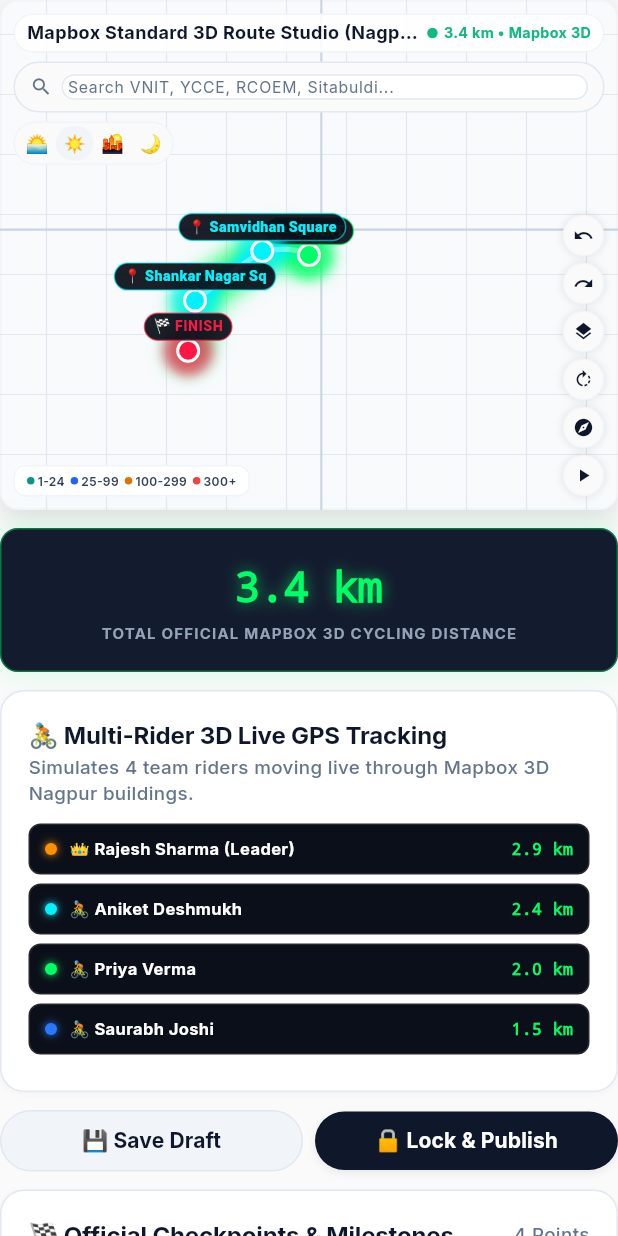
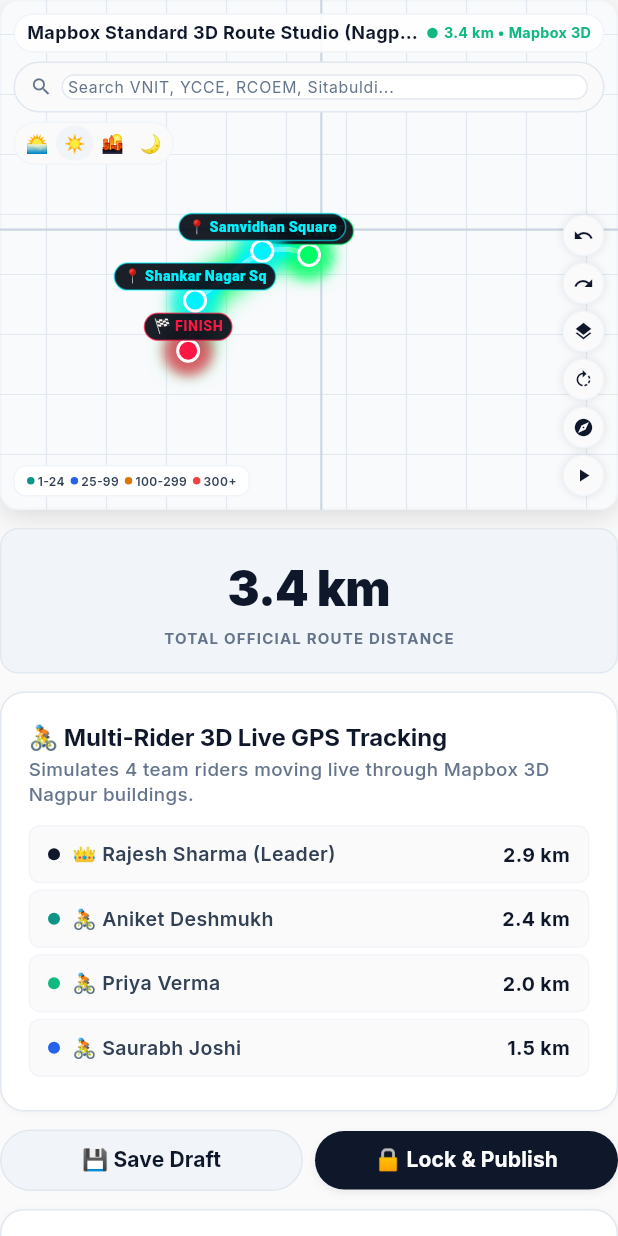
Before and after one commit to sohampawar1866/zeromile-go, a Flutter app: the MapboxRouteStudioCard widget shown alone on an empty page, opened directly with empty values, on a phone screen of 412 x 824 dp. Run offline on Flutter 3.47's test engine with Material 3 defaults, Android fonts, the phone set to English and light mode, and no system bars; our stand-ins replace google_fonts, supabase_flutter; missing offline and left inert: onesignal_flutter; accounts and stored records are empty; network calls fail.

Commit message:
fix(theme): remove dark backgrounds and apply standard light theme colors in route studio

```diff
--- a/frontend/lib/ui/features/admin_console/tabs/mapbox_route_studio_card.dart
+++ b/frontend/lib/ui/features/admin_console/tabs/mapbox_route_studio_card.dart
@@ -8,13 +8,14 @@
 import '../../../../models/route_checkpoint.dart';
 import '../../../../services/mapbox_service.dart';
 import '../../../core/widgets/density_cluster_map_view.dart';
+
 import '../../../core/components/shad_button.dart';
 import '../../../core/components/shad_card.dart';
 
 class MapboxRouteStudioCard extends StatefulWidget {
   final EventDomain? activeDomain;
   final List<RouteCheckpoint> existingCheckpoints;
-  final Function(List<MapPoint> waypoints, double distanceKm)? onRouteSaved;
+  final void Function(List<MapPoint> waypoints, double distanceKm)? onRouteSaved;
 
   const MapboxRouteStudioCard({
     super.key,
@@ -49,25 +50,20 @@
       setState(() {
         _currentWaypoints.removeAt(index);
       });
+      ScaffoldMessenger.of(context).showSnackBar(
+        const SnackBar(
+          content: Text('Waypoint removed from route draft.'),
+          backgroundColor: AppColors.mute,
+        ),
+      );
     }
   }
 
   void _saveDraft() {
-    if (_currentWaypoints.length < 2) {
-      ScaffoldMessenger.of(context).showSnackBar(
-        const SnackBar(
-          content: Text('Please configure at least Start and End points before saving.'),
-          backgroundColor: AppColors.warning,
-        ),
-      );
-      return;
-    }
-
-    widget.onRouteSaved?.call(_currentWaypoints, _calculatedDistanceKm);
     ScaffoldMessenger.of(context).showSnackBar(
       SnackBar(
         content: Text(
-          '💾 Route Draft Saved: ${_calculatedDistanceKm.toStringAsFixed(1)} km with ${_currentWaypoints.length} checkpoints.',
+          '💾 Draft Route saved with ${_currentWaypoints.length} waypoints (${_calculatedDistanceKm.toStringAsFixed(1)} km).',
         ),
         backgroundColor: AppColors.ink,
       ),
@@ -92,7 +88,6 @@
           '🔒 Official Mapbox 3D Route Published (${_calculatedDistanceKm.toStringAsFixed(1)} km)! Broadcasted to all group leaders.',
         ),
         backgroundColor: AppColors.success,
-
       ),
     );
   }
@@ -112,40 +107,33 @@
         ),
         const SizedBox(height: AppSpacing.md),
 
-        // Glowing Radium Route Distance Telemetry Tile (JetBrains Mono style)
+        // Route Distance Metric Card (Theme Clean Light Style)
         Container(
           width: double.infinity,
-          padding: const EdgeInsets.symmetric(vertical: 18, horizontal: 16),
+          padding: const EdgeInsets.symmetric(vertical: 16, horizontal: 16),
           decoration: BoxDecoration(
-            color: const Color(0xFF131B2E),
+            color: AppColors.softCloud,
             borderRadius: BorderRadius.circular(AppRadius.md),
-            border: Border.all(color: const Color(0x6600FF66)),
-            boxShadow: const [
-              BoxShadow(color: Color(0x2200FF66), blurRadius: 16, spreadRadius: 1),
-            ],
+            border: Border.all(color: AppColors.hairline),
           ),
           child: Column(
             children: [
               Text(
                 '${_calculatedDistanceKm.toStringAsFixed(1)} km',
                 style: const TextStyle(
-                  fontSize: 28,
+                  fontSize: 32,
                   fontWeight: FontWeight.w900,
-                  fontFamily: 'Courier',
-                  color: Color(0xFF00FF66),
+                  color: AppColors.ink,
                   letterSpacing: -0.5,
-                  shadows: [
-                    Shadow(color: Color(0xAA00FF66), blurRadius: 12),
-                  ],
                 ),
               ),
-              const SizedBox(height: 4),
+              const SizedBox(height: 3),
               const Text(
-                'TOTAL OFFICIAL MAPBOX 3D CYCLING DISTANCE',
+                'TOTAL OFFICIAL ROUTE DISTANCE',
                 style: TextStyle(
                   fontSize: 10,
-                  color: Color(0xFF94A3B8),
-                  fontWeight: FontWeight.bold,
+                  color: AppColors.mute,
+                  fontWeight: FontWeight.w700,
                   letterSpacing: 0.8,
                 ),
               ),
@@ -160,10 +148,10 @@
           description: 'Simulates 4 team riders moving live through Mapbox 3D Nagpur buildings.',
           child: Column(
             children: [
-              _buildRiderTelemetryRow('👑 Rajesh Sharma (Leader)', '${(_calculatedDistanceKm * 0.85).toStringAsFixed(1)} km', const Color(0xFFFF9100)),
-              _buildRiderTelemetryRow('🚴 Aniket Deshmukh', '${(_calculatedDistanceKm * 0.72).toStringAsFixed(1)} km', const Color(0xFF00F2FE)),
-              _buildRiderTelemetryRow('🚴 Priya Verma', '${(_calculatedDistanceKm * 0.60).toStringAsFixed(1)} km', const Color(0xFF00FF66)),
-              _buildRiderTelemetryRow('🚴 Saurabh Joshi', '${(_calculatedDistanceKm * 0.45).toStringAsFixed(1)} km', const Color(0xFF2979FF)),
+              _buildRiderTelemetryRow('👑 Rajesh Sharma (Leader)', '${(_calculatedDistanceKm * 0.85).toStringAsFixed(1)} km', AppColors.ink),
+              _buildRiderTelemetryRow('🚴 Aniket Deshmukh', '${(_calculatedDistanceKm * 0.72).toStringAsFixed(1)} km', AppColors.accentTeal),
+              _buildRiderTelemetryRow('🚴 Priya Verma', '${(_calculatedDistanceKm * 0.60).toStringAsFixed(1)} km', AppColors.success),
+              _buildRiderTelemetryRow('🚴 Saurabh Joshi', '${(_calculatedDistanceKm * 0.45).toStringAsFixed(1)} km', AppColors.info),
             ],
           ),
         ),
@@ -208,11 +196,11 @@
 
                   return Container(
                     margin: const EdgeInsets.only(bottom: AppSpacing.xs),
-                    padding: const EdgeInsets.symmetric(horizontal: 10, vertical: 8),
+                    padding: const EdgeInsets.symmetric(horizontal: 12, vertical: 9),
                     decoration: BoxDecoration(
-                      color: const Color(0xFF0B0F19),
+                      color: AppColors.canvas,
                       borderRadius: BorderRadius.circular(AppRadius.sm),
-                      border: Border.all(color: const Color(0xFF27272A)),
+                      border: Border.all(color: AppColors.hairlineSoft),
                     ),
                     child: Row(
                       children: [
@@ -220,10 +208,10 @@
                           padding: const EdgeInsets.symmetric(horizontal: 6, vertical: 2),
                           decoration: BoxDecoration(
                             color: isStart
-                                ? const Color(0x2200FF66)
+                                ? AppColors.successBorder
                                 : isEnd
-                                    ? const Color(0x22FF1744)
-                                    : const Color(0x2200F2FE),
+                                    ? const Color(0xFFFFE4E6)
+                                    : AppColors.softCloud,
                             borderRadius: BorderRadius.circular(4),
                           ),
                           child: Text(
@@ -235,7 +223,7 @@
                                   ? AppColors.success
                                   : isEnd
                                       ? AppColors.sale
-                                      : AppColors.info,
+                                      : AppColors.ink,
                             ),
                           ),
                         ),
@@ -243,7 +231,7 @@
                         Expanded(
                           child: Text(
                             wp.name,
-                            style: AppTypography.bodySm.copyWith(color: Colors.white),
+                            style: AppTypography.bodySm,
                             overflow: TextOverflow.ellipsis,
                           ),
                         ),
@@ -266,24 +254,40 @@
 
   Widget _buildRiderTelemetryRow(String name, String distance, Color color) {
     return Container(
-      margin: const EdgeInsets.only(bottom: 6),
-      padding: const EdgeInsets.symmetric(horizontal: 10, vertical: 8),
+      margin: const EdgeInsets.only(bottom: AppSpacing.xs),
+      padding: const EdgeInsets.symmetric(horizontal: 12, vertical: 9),
       decoration: BoxDecoration(
-        color: const Color(0xFF0B0F19),
+        color: AppColors.canvas,
         borderRadius: BorderRadius.circular(AppRadius.sm),
-        border: Border.all(color: const Color(0xFF27272A)),
+        border: Border.all(color: AppColors.hairlineSoft),
       ),
       child: Row(
         mainAxisAlignment: MainAxisAlignment.spaceBetween,
         children: [
           Row(
             children: [
-              Container(width: 8, height: 8, decoration: BoxDecoration(color: color, shape: BoxShape.circle, boxShadow: [BoxShadow(color: color, blurRadius: 4)])),
+              Container(
+                width: 8,
+                height: 8,
+                decoration: BoxDecoration(
+                  color: color,
+                  shape: BoxShape.circle,
+                ),
+              ),
               const SizedBox(width: 8),
-              Text(name, style: const TextStyle(fontSize: 11, fontWeight: FontWeight.w700, color: Colors.white)),
+              Text(
+                name,
+                style: AppTypography.bodySm.copyWith(fontWeight: FontWeight.w600),
+              ),
             ],
           ),
-          Text(distance, style: const TextStyle(fontSize: 11, fontWeight: FontWeight.bold, fontFamily: 'Courier', color: Color(0xFF00FF66))),
+          Text(
+            distance,
+            style: AppTypography.bodySm.copyWith(
+              fontWeight: FontWeight.bold,
+              color: AppColors.ink,
+            ),
+          ),
         ],
       ),
     );
```
Also changed, not shown: 1 other file.
